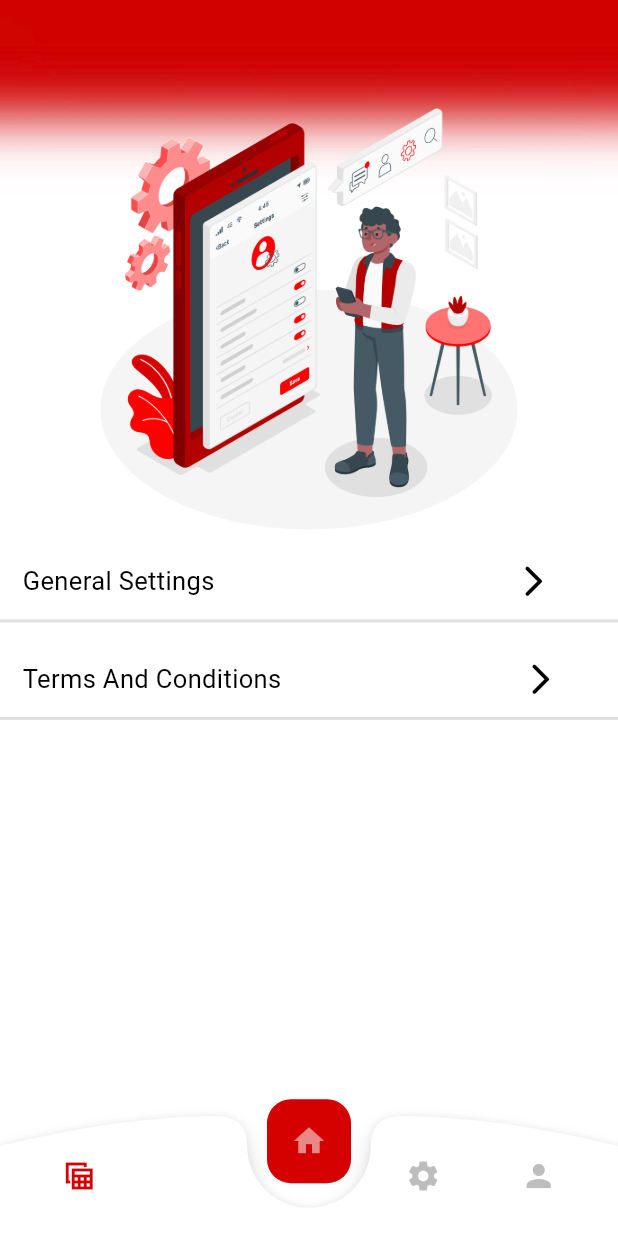
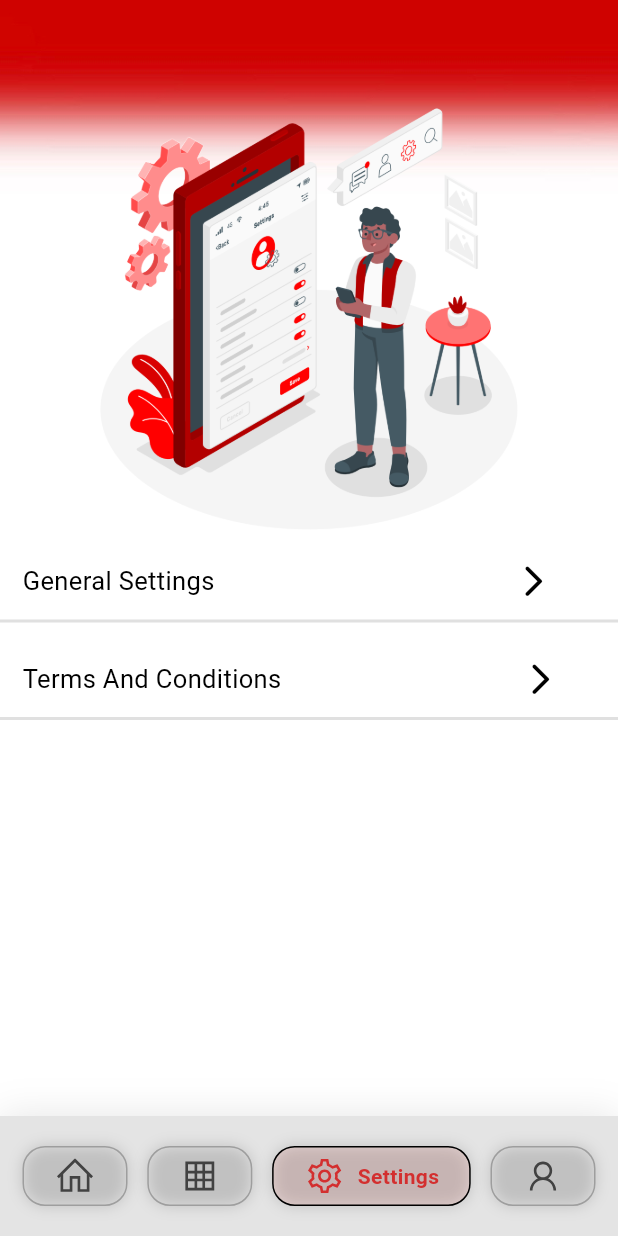
Before and after one commit to mezenbayounes/Flutter_SopraHR, a Flutter app: the SettingsPage screen opened by its route, on a phone screen of 412 x 824 dp. Run offline on Flutter 3.47's test engine with Material 3 defaults, Android fonts, the phone set to English and light mode, and no system bars; drawn by our look-alikes of google_nav_bar; our stand-ins replace bloc, cached_network_image, carousel_slider, connectivity_plus, dio, equatable and 7 more; missing offline and left inert: flutter_beautiful_popup, flutter_login_facebook; accounts and stored records are empty; network calls fail.

Commit message:
new nav bar bottom

```diff
--- a/lib/presentation/BottomNavBar/BottomNavBar.dart
+++ b/lib/presentation/BottomNavBar/BottomNavBar.dart
@@ -1,145 +1,126 @@
 import 'package:flutter/material.dart';
+import 'package:google_nav_bar/google_nav_bar.dart';
+import 'package:line_icons/line_icons.dart';
 import 'package:shared_preferences/shared_preferences.dart';
-import 'package:sopraflutter/core/app_export.dart';
 import 'package:sopraflutter/core/utils/navigator_service.dart';
 import 'package:sopraflutter/routes/app_routes.dart';
 
 class BottomNavBarV2 extends StatefulWidget {
+  final int index; // New parameter to pass the initial index
+  BottomNavBarV2({Key? key, this.index = 0})
+      : super(key: key); // Constructor with parameter
   @override
   _BottomNavBarV2State createState() => _BottomNavBarV2State();
 }
 
 class _BottomNavBarV2State extends State<BottomNavBarV2> {
-  int currentIndex = 0;
-  String? role = "";
-  setBottomBarIndex(index) async {
+  late int currentIndex; // Current index of the selected tab
+  String? role = ""; // User role, loaded from SharedPreferences
+
+  @override
+  void initState() {
+    super.initState();
+    currentIndex = widget.index;
+    _loadRole(); // Load user role when the widget is initialized
+  }
+
+  _loadRole() async {
+    // Load user role from SharedPreferences
     SharedPreferences prefs = await SharedPreferences.getInstance();
-    role = prefs.getString('role');
     setState(() {
-      currentIndex = index;
-      role = prefs.getString('role');
+      role = prefs.getString('role') ?? ""; // Update role state
     });
   }
 
   @override
   Widget build(BuildContext context) {
-    final Size size = MediaQuery.of(context).size;
+    print(
+        "Building BottomNavBarV2 with currentIndex: $currentIndex"); // Debug statement
+
     return Container(
-      width: size.width,
-      height: 80,
-      child: Stack(
-        clipBehavior: Clip.none,
-        children: [
-          CustomPaint(
-            size: Size(size.width, 80),
-            painter: BNBCustomPainter(),
+      padding: EdgeInsets.symmetric(horizontal: 15, vertical: 20),
+      decoration: BoxDecoration(
+        color: const Color.fromARGB(255, 228, 228, 228),
+        boxShadow: [
+          BoxShadow(
+            blurRadius: 20,
+            color: Colors.black.withOpacity(.1),
           ),
-          Center(
-            heightFactor: 0.6,
-            child: FloatingActionButton(
-              backgroundColor: Colors.redAccent.shade700,
-              child: Icon(Icons.home_sharp),
-              elevation: 0.1,
+        ],
+      ),
+      child: SafeArea(
+        child: GNav(
+          rippleColor: Colors.grey[800]!,
+          hoverColor: Colors.grey[700]!,
+          haptic: true,
+          tabBorderRadius: 15,
+          tabActiveBorder: Border.all(color: Colors.black, width: 1),
+          tabBorder: Border.all(color: Colors.grey, width: 1),
+          tabShadow: [
+            BoxShadow(color: Colors.grey.withOpacity(0.5), blurRadius: 8)
+          ],
+          curve: Curves.easeOutExpo,
+          duration: Duration(milliseconds: 500),
+          gap: 8,
+          color: Colors.grey[800],
+          activeColor: Colors.red.shade700,
+          iconSize: 28,
+          tabBackgroundColor: Colors.red.withOpacity(0.1),
+          padding: EdgeInsets.symmetric(horizontal: 20, vertical: 5),
+          selectedIndex: currentIndex,
+          onTabChange: (index) {
+            print("Tab changed to index: $index"); // Debug statement
+            setState(() {
+              currentIndex = index;
+            });
+          },
+          tabs: [
+
+            GButton(
+              icon: LineIcons.home,
+              text: 'New',
               onPressed: () {
-                NavigatorService.pushNamed(
-                  AppRoutes.homeScreenNews,
-                );
+                setState(() {
+                  currentIndex = 0; // Update currentIndex on tab press
+                });
+                NavigatorService.pushNamed(AppRoutes.homeScreenNews);
               },
             ),
-          ),
-          Container(
-            width: size.width,
-            height: 80,
-            child: Row(
-              mainAxisAlignment: MainAxisAlignment.spaceEvenly,
-              children: [
-                IconButton(
-                  icon: Icon(
-                    Icons.table_view_sharp,
-                    color: currentIndex == 0
-                        ? Colors.redAccent.shade700
-                        : const Color.fromARGB(255, 255, 244, 244),
-                  ),
+            GButton(
+              icon: LineIcons.table,
+              text: 'Demande',
               onPressed: () {
-                    setBottomBarIndex(0);
-                    if (role == "admin") {
-                      NavigatorService.pushNamed(
-                        AppRoutes.homeADDAdmin,
-                      );
-                      print(role);
-                    } else {
-                      NavigatorService.pushNamed(
-                        AppRoutes.homeADD,
-                      );
-                      print(role);
-                    }
-                  },
-                  splashColor: Colors.white,
-                ),
-                Container(
-                  width: size.width * 0.30,
-                ),
-                IconButton(
-                  icon: Icon(
-                    Icons.settings,
-                    color: currentIndex == 1
-                        ? Colors.redAccent.shade700
-                        : Colors.grey.shade400,
-                  ),
-                  onPressed: () {
-                    setBottomBarIndex(1);
-                    NavigatorService.pushNamed(
-                      AppRoutes.settingsPage,
-                    );
+                setState(() {
+                  currentIndex = 1; // Update currentIndex on tab press
+                });
+                NavigatorService.pushNamed(role == "admin"
+                    ? AppRoutes.homeADDAdmin
+                    : AppRoutes.homeADD);
               },
             ),
-                IconButton(
-                  icon: Icon(
-                    Icons.person,
-                    color: currentIndex == 2
-                        ? Colors.redAccent.shade700
-                        : Colors.grey.shade400,
+            GButton(
+              icon: LineIcons.cog,
+              text: 'Settings',
+              onPressed: () {
+                setState(() {
+                  currentIndex = 2; // Update currentIndex on tab press
+                });
+                NavigatorService.pushNamed(AppRoutes.settingsPage);
+              },
             ),
+            GButton(
+              icon: LineIcons.user,
+              text: 'Profile',
               onPressed: () {
-                    setBottomBarIndex(2);
-                    NavigatorService.pushNamed(
-                      AppRoutes.profileScreen,
-                    );
+                setState(() {
+                  currentIndex = 3; // Update currentIndex on tab press
+                });
+                NavigatorService.pushNamed(AppRoutes.profileScreen);
               },
             ),
           ],
         ),
       ),
-        ],
-      ),
     );
   }
 }
-
-class BNBCustomPainter extends CustomPainter {
-  @override
-  void paint(Canvas canvas, Size size) {
-    Paint paint = Paint()
-      ..color = Colors.white
-      ..style = PaintingStyle.fill;
-
-    Path path = Path();
-    path.moveTo(0, 20); // Start
-    path.quadraticBezierTo(size.width * 0.20, 0, size.width * 0.35, 0);
-    path.quadraticBezierTo(size.width * 0.40, 0, size.width * 0.40, 20);
-    path.arcToPoint(Offset(size.width * 0.60, 20),
-        radius: Radius.circular(20.0), clockwise: false);
-    path.quadraticBezierTo(size.width * 0.60, 0, size.width * 0.65, 0);
-    path.quadraticBezierTo(size.width * 0.80, 0, size.width, 20);
-    path.lineTo(size.width, size.height);
-    path.lineTo(0, size.height);
-    path.lineTo(0, 20);
-    canvas.drawShadow(path, Color.fromARGB(255, 255, 255, 255), 5, true);
-    canvas.drawPath(path, paint);
-  }
-
-  @override
-  bool shouldRepaint(CustomPainter oldDelegate) {
-    return false;
-  }
-}
--- a/lib/presentation/Settings_page/SettingsPage.dart
+++ b/lib/presentation/Settings_page/SettingsPage.dart
@@ -374,7 +374,7 @@ class _SettingsPageState extends State<SettingsPage> {
           ],
         ))),
       ),
-      bottomNavigationBar: Container(child: BottomNavBarV2()),
+      bottomNavigationBar: Container(child: BottomNavBarV2(index: 2,)),
     );
   }
 }
--- a/lib/presentation/add_conge_admin/home_add_screen.dart
+++ b/lib/presentation/add_conge_admin/home_add_screen.dart
@@ -42,7 +42,7 @@ class _homeAddState extends State<homeAddAdmin> {
             ),
           ),
         ),
-        bottomNavigationBar: Container(child: BottomNavBarV2()),
+        bottomNavigationBar: Container(child: BottomNavBarV2( index: 1)),
       ),
     );
   }
--- a/lib/presentation/add_tt_conge/home_add_screen.dart
+++ b/lib/presentation/add_tt_conge/home_add_screen.dart
@@ -42,7 +42,7 @@ class _homeAddState extends State<homeAdd> {
             ),
           ),
         ),
-        bottomNavigationBar: Container(child: BottomNavBarV2()),
+        bottomNavigationBar: Container(child: BottomNavBarV2(index: 1)),
       ),
     );
   }
--- a/pubspec.yaml
+++ b/pubspec.yaml
@@ -19,8 +19,12 @@ dependencies:
   flutter_rating_bar: ^4.0.0
   carousel_slider: ^4.0.0
   smooth_page_indicator: ^1.0.0+2
+  google_nav_bar: ^5.0.6
+  flutter_beautiful_popup: ^1.7.0
+
   dio: ^5.0.3
   flutter_riverpod: ^1.0.0
+  line_icons: ^2.0.3
 dev_dependencies:
   flutter_test:
     sdk: flutter
```
Also changed, not shown: lib/presentation/News_page/screens/home_screen.dart (+36 -7 lines), lib/presentation/login_screen/bloc/login_bloc.dart (+36 -1 lines), lib/presentation/profile_screen/bloc/profile_bloc.dart (+2 -37 lines), lib/presentation/profile_screen/profile_screen.dart (+58 -11 lines), lib/widgets/my_popup_Template.dart (added, +45 -0 lines). Lines whose indentation alone changed are shown as unchanged.
